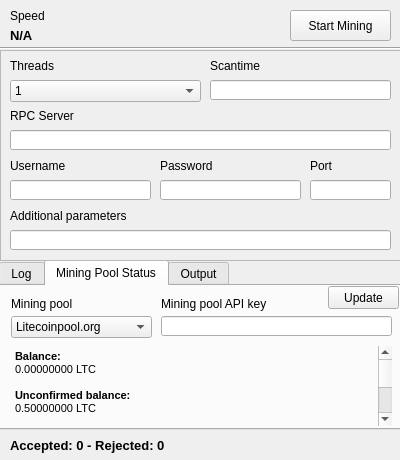
Matoking/ScryptMiner-GUI, file mainwindow.ui: the form before one commit.
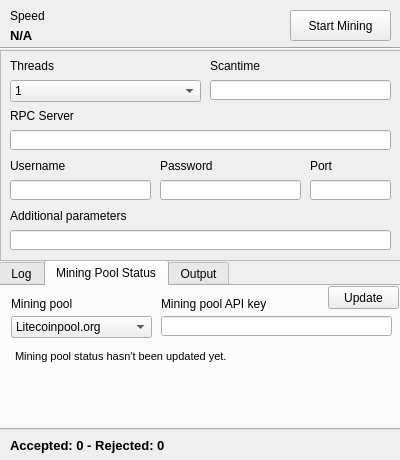
The form after the commit.

```diff
--- a/mainwindow.ui
+++ b/mainwindow.ui
@@ -286,17 +286,7 @@
 &lt;html&gt;&lt;head&gt;&lt;meta name=&quot;qrichtext&quot; content=&quot;1&quot; /&gt;&lt;style type=&quot;text/css&quot;&gt;
 p, li { white-space: pre-wrap; }
 &lt;/style&gt;&lt;/head&gt;&lt;body style=&quot; font-family:'MS Shell Dlg 2'; font-size:8.25pt; font-weight:400; font-style:normal;&quot;&gt;
-&lt;p style=&quot; margin-top:0px; margin-bottom:0px; margin-left:0px; margin-right:0px; -qt-block-indent:0; text-indent:0px;&quot;&gt;&lt;span style=&quot; font-size:8pt; font-weight:600;&quot;&gt;Balance:&lt;/span&gt;&lt;/p&gt;
-&lt;p style=&quot; margin-top:0px; margin-bottom:0px; margin-left:0px; margin-right:0px; -qt-block-indent:0; text-indent:0px;&quot;&gt;&lt;span style=&quot; font-size:8pt;&quot;&gt;0.00000000 LTC&lt;/span&gt;&lt;/p&gt;
-&lt;p style=&quot;-qt-paragraph-type:empty; margin-top:0px; margin-bottom:0px; margin-left:0px; margin-right:0px; -qt-block-indent:0; text-indent:0px; font-size:8pt;&quot;&gt;&lt;/p&gt;
-&lt;p style=&quot; margin-top:0px; margin-bottom:0px; margin-left:0px; margin-right:0px; -qt-block-indent:0; text-indent:0px;&quot;&gt;&lt;span style=&quot; font-size:8pt; font-weight:600;&quot;&gt;Unconfirmed balance:&lt;/span&gt;&lt;/p&gt;
-&lt;p style=&quot; margin-top:0px; margin-bottom:0px; margin-left:0px; margin-right:0px; -qt-block-indent:0; text-indent:0px;&quot;&gt;&lt;span style=&quot; font-size:8pt;&quot;&gt;0.50000000 LTC&lt;/span&gt;&lt;/p&gt;
-&lt;p style=&quot;-qt-paragraph-type:empty; margin-top:0px; margin-bottom:0px; margin-left:0px; margin-right:0px; -qt-block-indent:0; text-indent:0px; font-size:8pt;&quot;&gt;&lt;/p&gt;
-&lt;p style=&quot; margin-top:0px; margin-bottom:0px; margin-left:0px; margin-right:0px; -qt-block-indent:0; text-indent:0px;&quot;&gt;&lt;span style=&quot; font-size:8pt; font-weight:600;&quot;&gt;Lifetime shares:&lt;/span&gt;&lt;/p&gt;
-&lt;p style=&quot; margin-top:0px; margin-bottom:0px; margin-left:0px; margin-right:0px; -qt-block-indent:0; text-indent:0px;&quot;&gt;&lt;span style=&quot; font-size:8pt;&quot;&gt;15353&lt;/span&gt;&lt;/p&gt;
-&lt;p style=&quot;-qt-paragraph-type:empty; margin-top:0px; margin-bottom:0px; margin-left:0px; margin-right:0px; -qt-block-indent:0; text-indent:0px; font-size:8pt;&quot;&gt;&lt;/p&gt;
-&lt;p style=&quot; margin-top:0px; margin-bottom:0px; margin-left:0px; margin-right:0px; -qt-block-indent:0; text-indent:0px;&quot;&gt;&lt;span style=&quot; font-size:8pt; font-weight:600;&quot;&gt;Lifetime invalid shares:&lt;/span&gt;&lt;/p&gt;
-&lt;p style=&quot; margin-top:0px; margin-bottom:0px; margin-left:0px; margin-right:0px; -qt-block-indent:0; text-indent:0px;&quot;&gt;&lt;span style=&quot; font-size:8pt;&quot;&gt;25&lt;/span&gt;&lt;/p&gt;&lt;/body&gt;&lt;/html&gt;</string>
+&lt;p style=&quot; margin-top:0px; margin-bottom:0px; margin-left:0px; margin-right:0px; -qt-block-indent:0; text-indent:0px;&quot;&gt;&lt;span style=&quot; font-size:8pt;&quot;&gt;Mining pool status hasn't been updated yet.&lt;/span&gt;&lt;/p&gt;&lt;/body&gt;&lt;/html&gt;</string>
       </property>
       <property name="openLinks">
        <bool>false</bool>
```
Left out of the diff: 5 changed lines with no effect on the pictures.
